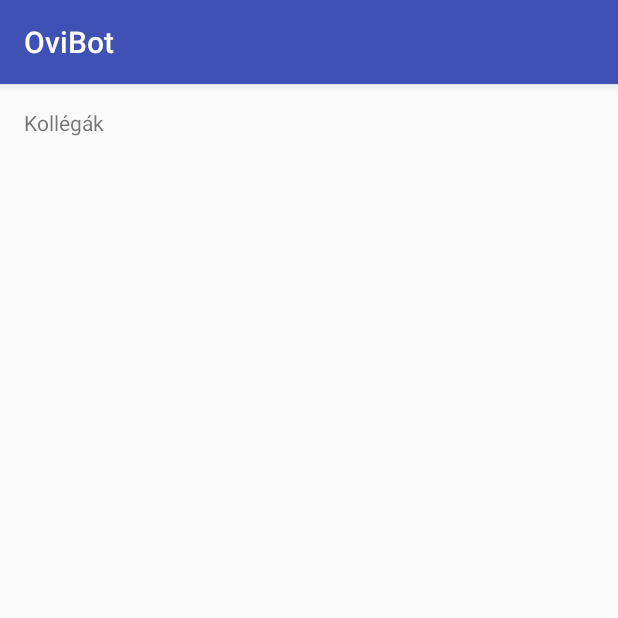
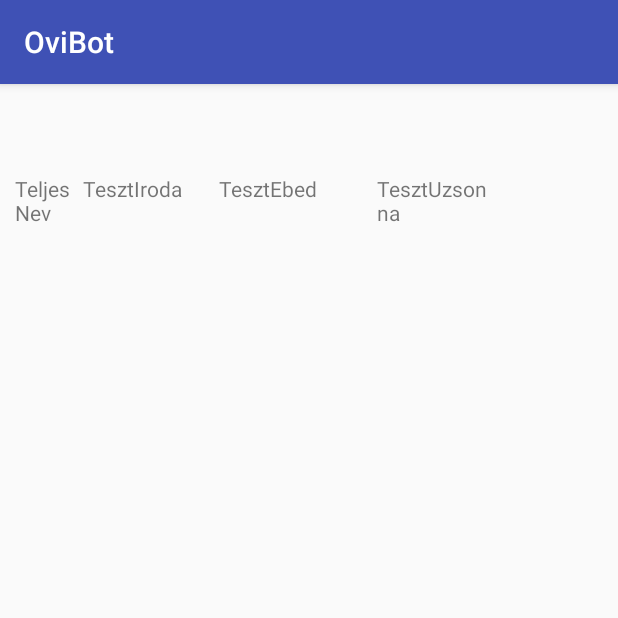
Before and after one commit to lazarferenc/ProjectX, an Android app: the OvonoKollegak screen opened directly, with no data from a screen before it, on a phone screen of 412 x 824 dp, the top half of it. Run offline under Robolectric (Android 15) with nearby library versions, the phone set to English and light mode, and no system bars.

Commit message:
Kollégák lekérdezése elkezdve
Elkezdtem a kollégák lekérdezését. majd pozitcinálom a listviewt

```diff
--- a/OviBot/app/src/main/java/com/rft/pti/eke/ovibot/OvonoGyerekek.java
+++ b/OviBot/app/src/main/java/com/rft/pti/eke/ovibot/OvonoGyerekek.java
@@ -40,8 +40,7 @@ public class OvonoGyerekek extends AppCompatActivity {
     Button gyerekFel;
     RequestQueue requestQueue;
     String insertUrl = "http://users.ininet.hu/beadando/insertGyerekek.php";
-    //String JSON_STRING;
-    //String showUrl = "http://users.ininet.hu/beadando/selectGyerekek.php";//php fál hibás.
+
     @Override
     protected void onCreate(Bundle savedInstanceState) {
         super.onCreate(savedInstanceState);
@@ -53,8 +52,6 @@ public class OvonoGyerekek extends AppCompatActivity {
         Jelenlet = (EditText) findViewById(R.id.et_jelenlet);
         Datum = (EditText) findViewById(R.id.et_date);
         gyerekFel = (Button) findViewById(R.id.btn_gyerek_fel);
-
-
 
         requestQueue = Volley.newRequestQueue(getApplicationContext());
         gyerekFel.setOnClickListener(new View.OnClickListener() {
--- a/OviBot/app/src/main/res/layout/activity_ovono_kollegak.xml
+++ b/OviBot/app/src/main/res/layout/activity_ovono_kollegak.xml
@@ -1,18 +1,48 @@
 <?xml version="1.0" encoding="utf-8"?>
-<RelativeLayout xmlns:android="http://schemas.android.com/apk/res/android"
-    xmlns:tools="http://schemas.android.com/tools"
-    android:id="@+id/activity_ovono_kollegak"
-    android:layout_width="match_parent"
-    android:layout_height="match_parent"
-    android:paddingBottom="@dimen/activity_vertical_margin"
-    android:paddingLeft="@dimen/activity_horizontal_margin"
-    android:paddingRight="@dimen/activity_horizontal_margin"
-    android:paddingTop="@dimen/activity_vertical_margin"
-    tools:context="com.rft.pti.eke.ovibot.OvonoKollegak">
+<LinearLayout
+    xmlns:android="http://schemas.android.com/apk/res/android"
+    android:orientation="horizontal"
+    android:layout_width="fill_parent"
+    android:layout_height="fill_parent"
+    android:padding="10dp">
 
-    <TextView
-        android:layout_width="wrap_content"
-        android:layout_height="wrap_content"
-        android:text="Kollégák"/>
 
-</RelativeLayout>
+    <TextView android:id="@+id/txtTeljesNev"
+        android:layout_width="40dp"
+        android:layout_height="50dp"
+        android:layout_marginTop="50dp"
+
+
+        android:layout_marginBottom="5dp"
+        android:text="TeljesNev"/><!--TeljesNev-->
+
+    <TextView android:id="@+id/txtIroda"
+        android:layout_width="80dp"
+        android:layout_height="50dp"
+        android:layout_marginLeft="5dp"
+        android:layout_marginRight="5dp"
+        android:layout_marginTop="50dp"
+        android:layout_marginBottom="5dp"
+        android:text="TesztIroda"/><!--Iroda-->
+
+    <TextView android:id="@+id/txtTelefon"
+        android:layout_width="100dp"
+        android:layout_height="50dp"
+        android:layout_marginLeft="5dp"
+        android:layout_marginRight="5dp"
+        android:layout_marginTop="50dp"
+        android:layout_marginBottom="5dp"
+        android:text="TesztEbed"/><!--Telefon-->
+    <TextView android:id="@+id/txtEmail"
+        android:layout_width="80dp"
+        android:layout_height="50dp"
+
+        android:layout_marginTop="50dp"
+        android:layout_marginBottom="5dp"
+        android:text="TesztUzsonna"/> <!--Email-->
+
+
+
+
+
+</LinearLayout>
--- a/OviBot/app/src/main/res/layout/activity_szulo.xml
+++ b/OviBot/app/src/main/res/layout/activity_szulo.xml
@@ -40,7 +40,9 @@ tools:context="com.rft.pti.eke.ovibot.Szulo">
         android:layout_alignLeft="@+id/btn_gyerekem"
         android:layout_alignStart="@+id/btn_gyerekem"
         android:layout_alignRight="@+id/btn_gyerekem"
-        android:layout_alignEnd="@+id/btn_gyerekem" />
+        android:layout_alignEnd="@+id/btn_gyerekem"
+        android:onClick="etkezes"/>
+
 
     <Button
         android:id="@+id/log_out_button"
```
Also changed, not shown: OviBot/app/src/main/java/com/rft/pti/eke/ovibot/Adapter/AdapterKollegak.java (added, +72 -0 lines), OviBot/app/src/main/java/com/rft/pti/eke/ovibot/Model/DetailActivityKollegak.java (added, +40 -0 lines), OviBot/app/src/main/java/com/rft/pti/eke/ovibot/Model/JsonModelKollegak.java (added, +46 -0 lines), OviBot/app/src/main/java/com/rft/pti/eke/ovibot/Ovono.java (+6 -9 lines), OviBot/app/src/main/java/com/rft/pti/eke/ovibot/Szulo.java (+8 -8 lines), OviBot/app/src/main/res/layout/activity_ovono.xml (+13 -11 lines), OviBot/app/src/main/res/layout/list_layout_kollegak.xml (added, +15 -0 lines), 5 other files.
